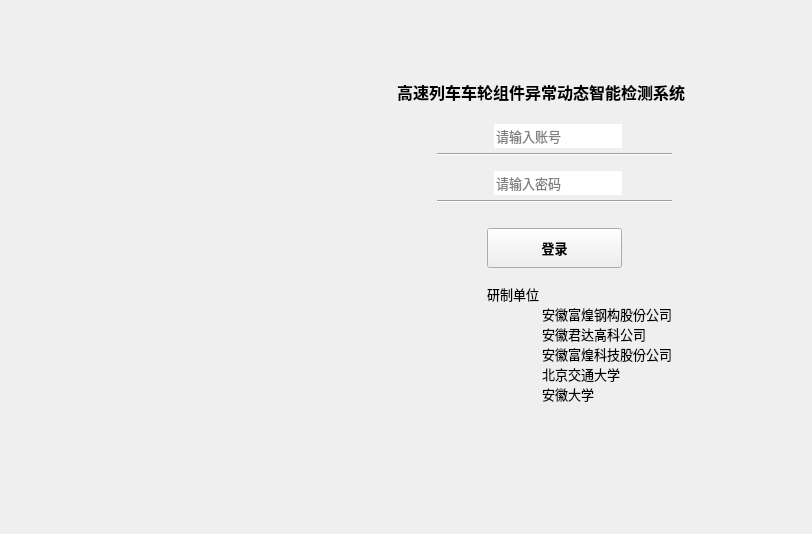
syswyl/Pyqt5-Interface-Function, file login.ui: the form before one commit.
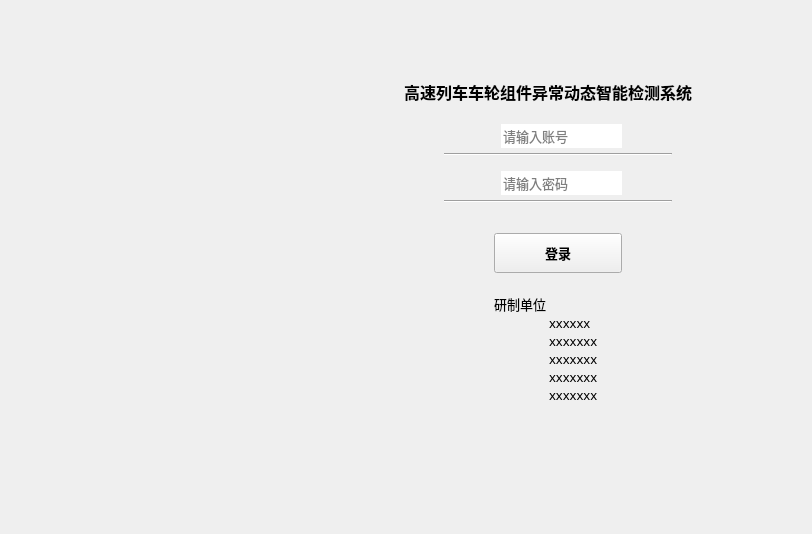
The form after the commit.

Diff of the .ui file:
```diff
--- a/login.ui
+++ b/login.ui
@@ -339,11 +339,11 @@
              </property>
              <property name="text">
               <string>研制单位
-	安徽富煌钢构股份公司
-	安徽君达高科公司
-	安徽富煌科技股份公司
-	北京交通大学
-	安徽大学</string>
+	xxxxxx
+	xxxxxxx
+	xxxxxxx
+	xxxxxxx
+	xxxxxxx</string>
              </property>
              <property name="textFormat">
               <enum>Qt::PlainText</enum>
```
